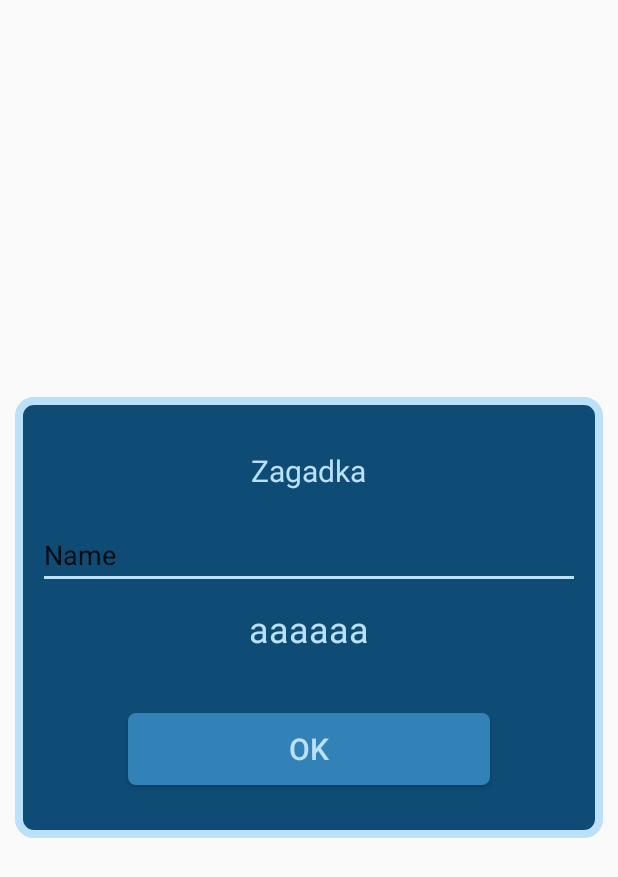
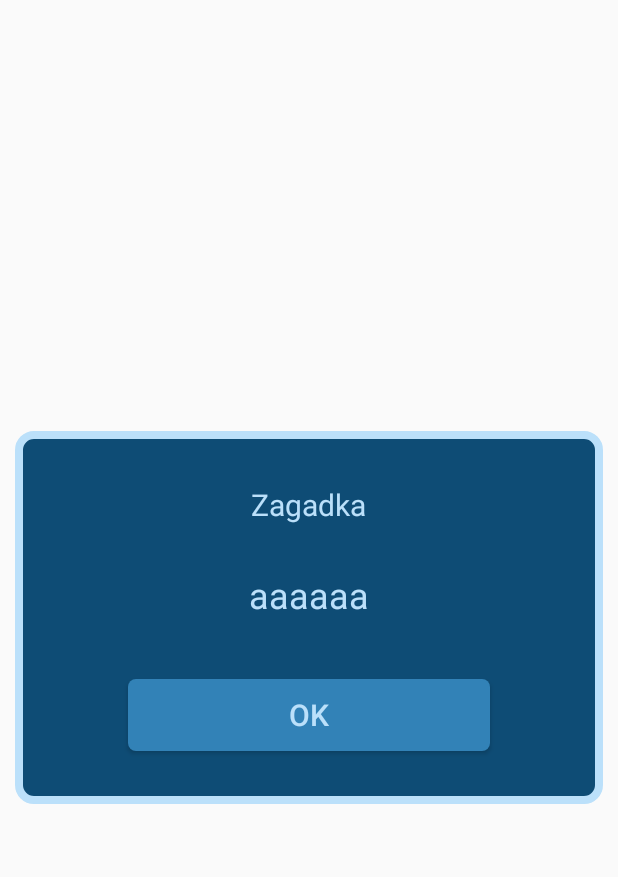
Before and after one commit to dwarchol/ZPI-projekt, an Android app: the layout popup_zagadka.xml on its own in the app's theme, with its tools: preview values and no code run, on a phone screen of 412 x 824 dp. Shown: the top 877 px of the screen. Run offline under Robolectric (Android 15) with nearby library versions, the phone set to English and light mode, and no system bars.

Commit message:
commit 1

```diff
--- a/ZPIApp/app/src/main/res/layout/popup_ciekawostka.xml
+++ b/ZPIApp/app/src/main/res/layout/popup_ciekawostka.xml
@@ -32,7 +32,8 @@
         android:layout_height="wrap_content"
         android:ems="10"
         android:inputType="textPersonName"
-        android:text="Name" />
+        android:text="Name"
+        android:visibility="gone" />
 
     <TextView
         android:id="@+id/popup_text"
--- a/ZPIApp/app/src/main/res/layout/popup_pytanie.xml
+++ b/ZPIApp/app/src/main/res/layout/popup_pytanie.xml
@@ -33,7 +33,7 @@
         android:ems="10"
         android:inputType="textPersonName"
         android:text="odpowiedz"
-        android:visibility="visible" />
+        android:visibility="gone" />
 
     <TextView
         android:id="@+id/popup_text"
@@ -48,7 +48,7 @@
         android:text="@string/coordinatesTextCloser"
         android:textColor="@color/textColor"
         android:textSize="24dp"
-        android:visibility="gone" />
+        android:visibility="visible" />
 
     <Button
         android:id="@+id/closeCoordinates"
--- a/ZPIApp/app/src/main/res/layout/popup_zagadka.xml
+++ b/ZPIApp/app/src/main/res/layout/popup_zagadka.xml
@@ -32,7 +32,8 @@
         android:layout_height="wrap_content"
         android:ems="10"
         android:inputType="textPersonName"
-        android:text="Name" />
+        android:text="Name"
+        android:visibility="gone" />
 
     <TextView
         android:id="@+id/popup_text"
```
